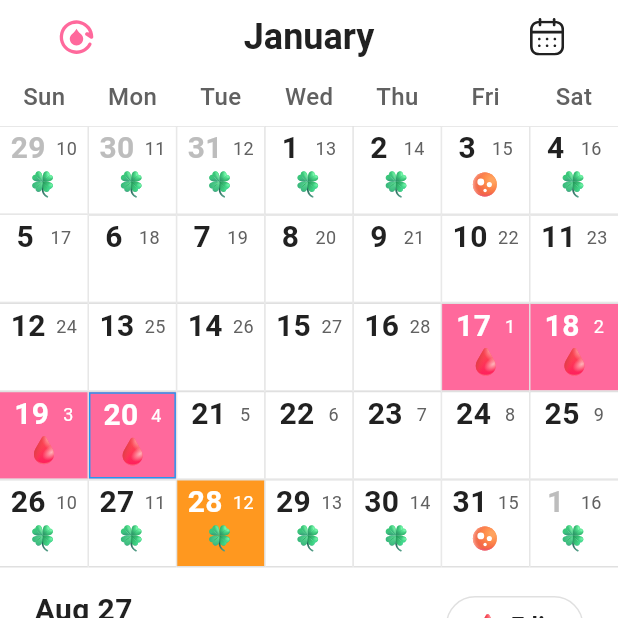
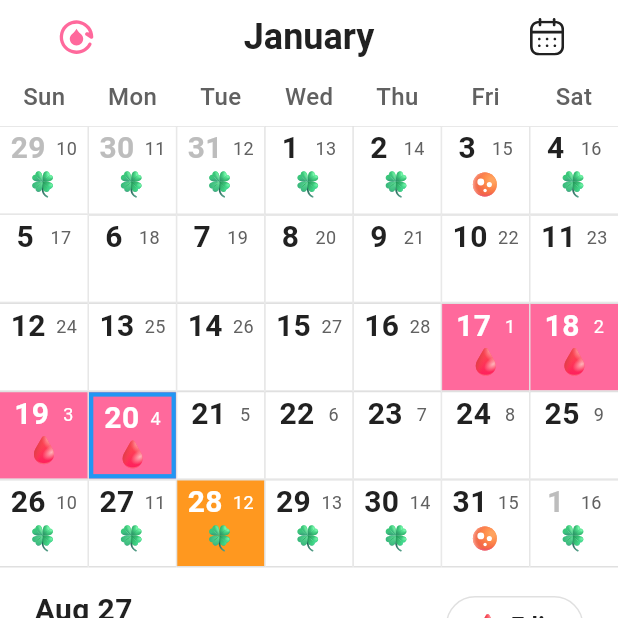
Before and after one commit to Jahongir0203/custom_calendar, a Flutter app: the screen it shows after launch, on a phone screen of 412 x 824 dp, the top half of it. Run offline on Flutter 3.47's test engine with Material 3 defaults, Android fonts, the phone set to English and light mode, and no system bars; our stand-ins replace flutter_screenutil, flutter_svg; missing offline and left inert: calendar_viewer.

Commit message:
refactor: container border width changed

```diff
--- a/lib/feature/presentation/pages/custom_calendar_page/widgets/app_calendar_widget.dart
+++ b/lib/feature/presentation/pages/custom_calendar_page/widgets/app_calendar_widget.dart
@@ -45,7 +45,7 @@ class AppCalendar extends StatelessWidget {
           child: Container(
             decoration: BoxDecoration(
               border: index == 22
-                  ? Border.all(color: AppColors.cBlue, width: 1.sp)
+                  ? Border.all(color: AppColors.cBlue, width: 3.sp)
                   : null,
             ),
             child: Column(
@@ -104,9 +104,7 @@ class AppCalendar extends StatelessWidget {
     );
 
     return List.generate(
-      lastDayOfGrid
-          .difference(firstDayOfGrid)
-          .inDays + 1,
+      lastDayOfGrid.difference(firstDayOfGrid).inDays + 1,
       (index) => firstDayOfGrid.add(Duration(days: index)),
     );
   }
```
Lines whose indentation alone changed are shown as unchanged.
